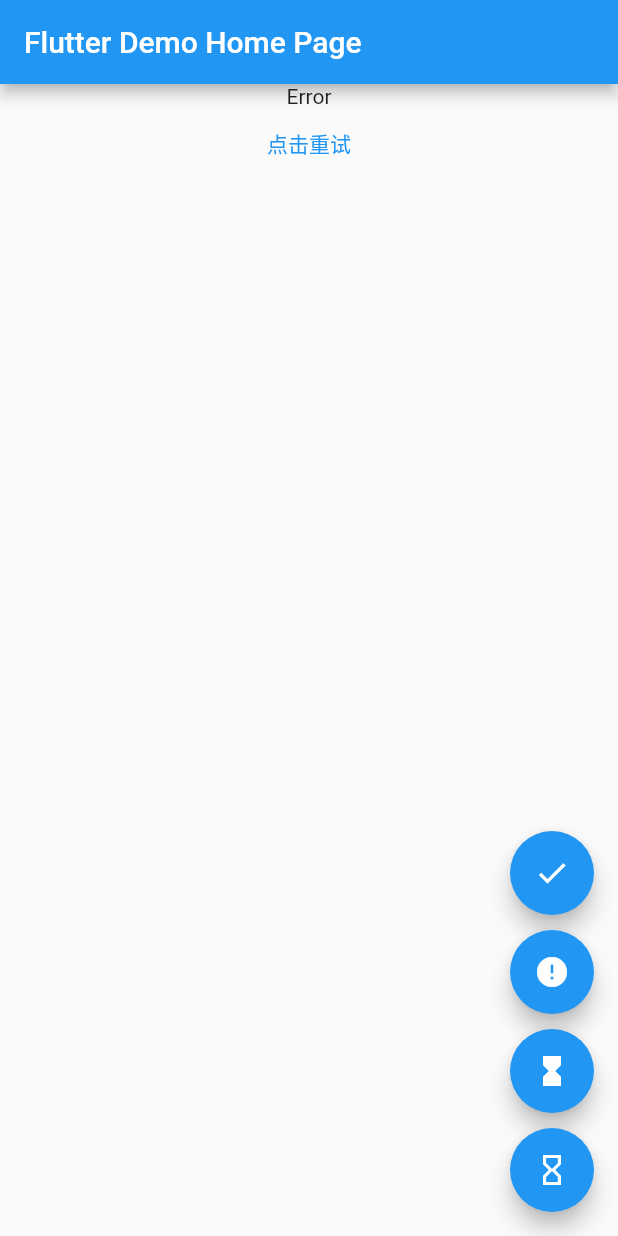
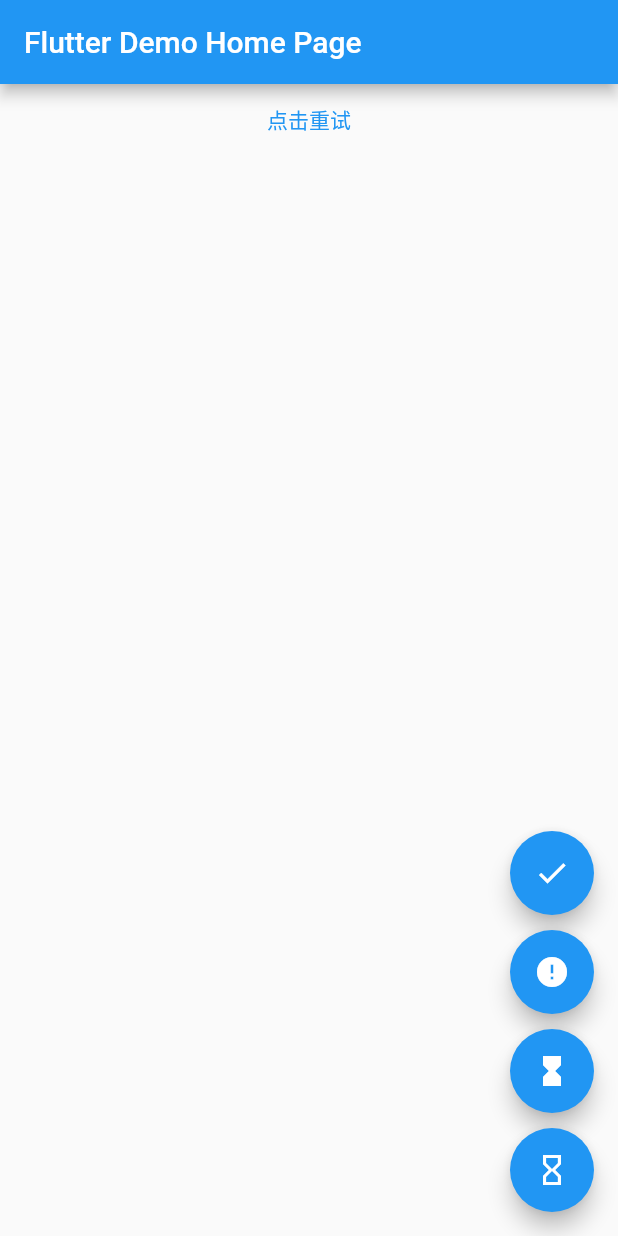
Before and after one commit to wosika/flutter_state_widget, a Flutter app: the screen it shows after launch, after a tap on the "check" icon, after a tap on the "error" icon, on a phone screen of 412 x 824 dp. Run offline on Flutter 3.47's test engine with Material 2 defaults, Android fonts, the phone set to English and light mode, and no system bars.

Commit message:
调整。

```diff
--- a/example/lib/main.dart
+++ b/example/lib/main.dart
@@ -60,13 +60,7 @@ class _MyHomePageState extends State<MyHomePage> {
         appBar: AppBar(
           title: Text(widget.title),
         ),
-        body: const Center(
-          child: Text('Hello World'),
-        ).state(stateType: stateType,onRetry: (){
-          setState(() {
-            stateType = StateType.loading;
-          });
-        }),
+        body: _buildBody(),
         floatingActionButton: Column(
           mainAxisAlignment: MainAxisAlignment.end,
           children: [
@@ -111,4 +105,23 @@ class _MyHomePageState extends State<MyHomePage> {
           ],
         ));
   }
+
+  _buildBody() {
+    return
+      StateWidget(
+      stateType: stateType,
+      loadingWidget: const Text('Loading'),
+      emptyWidget: const Text('Empty'),
+      errorWidget: TextButton(
+        onPressed: () {
+          //retry
+          setState(() {
+            stateType = StateType.loading;
+          });
+        },
+        child: const Text("点击重试"),
+      ),
+      child: const Text('Hello World'),
+    );
+  }
 }
```
Also changed, not shown: 1 other file.
